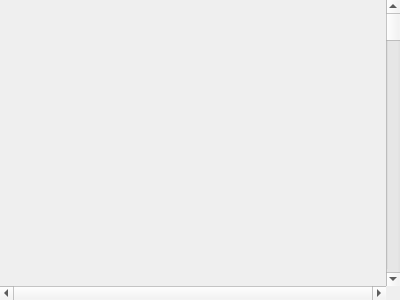
Above: ui/abstracttablevisualization.ui from snip89/wsnsim-postprocessor before the change. Below: the same form after it.
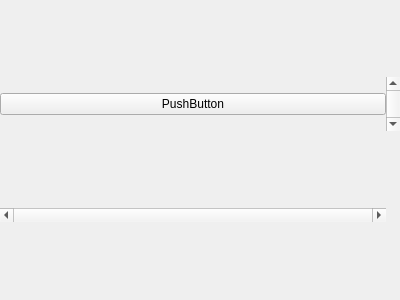
That is the form after the change.

Commit message: tablevisualization and abstracttablevisualization classes implemented

The edit to the form file:
```diff
--- a/ui/abstracttablevisualization.ui
+++ b/ui/abstracttablevisualization.ui
@@ -21,7 +21,15 @@
     <number>0</number>
    </property>
    <item row="0" column="0">
-    <layout class="QGridLayout" name="gridLayout"/>
+    <layout class="QGridLayout" name="gridLayout">
+     <item row="0" column="0">
+      <widget class="QPushButton" name="pushButton">
+       <property name="text">
+        <string>PushButton</string>
+       </property>
+      </widget>
+     </item>
+    </layout>
    </item>
    <item row="1" column="0">
     <widget class="QScrollBar" name="horizontalScrollBar">
```
The commit also changes 6 other files.
